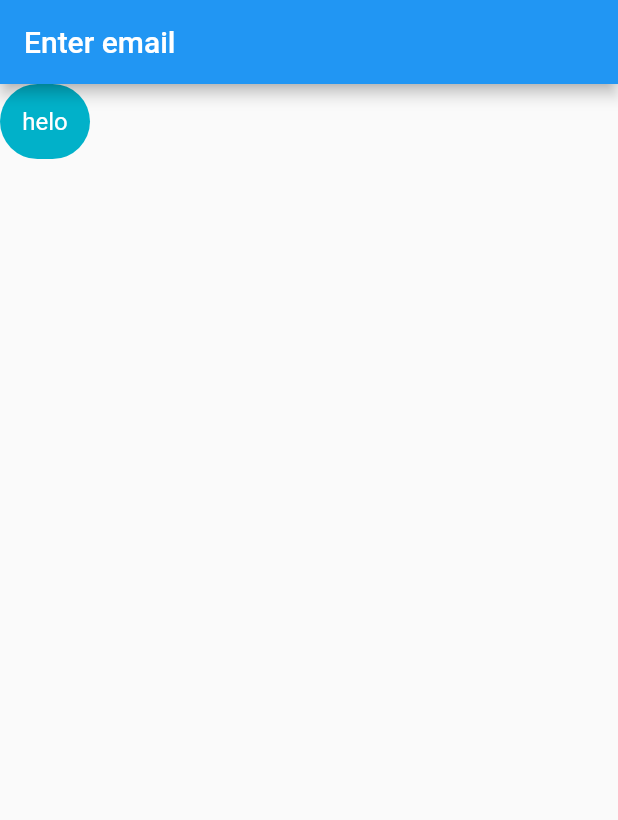
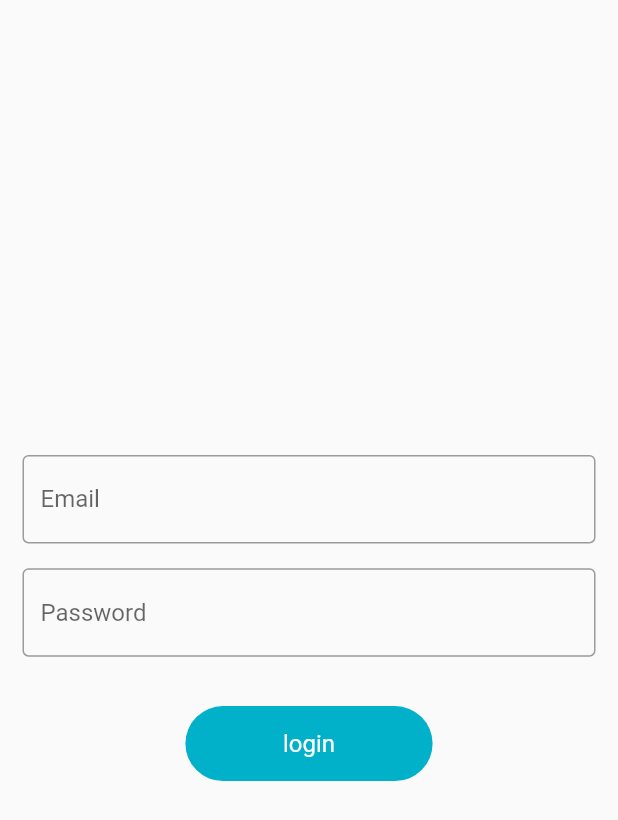
Before and after one commit to ThisIsAnshMalik/mvvm_mvc_with_getx, a Flutter app: the screen it shows after launch, on a phone screen of 412 x 824 dp. Shown: the top 820 px of the screen. Run offline on Flutter 3.47's test engine with Material 2 defaults, Android fonts, the phone set to English and light mode, and no system bars; our stand-ins replace fluttertoast, get.

Commit message:
Login view is done

```diff
--- a/lib/main.dart
+++ b/lib/main.dart
@@ -14,6 +14,7 @@ class MyApp extends StatelessWidget {
   @override
   Widget build(BuildContext context) {
     return GetMaterialApp(
+      debugShowCheckedModeBanner: false,
       translations: Languages(),
       locale: const Locale("en", "US"),
       fallbackLocale: const Locale('en', 'US'),
--- a/lib/res/components/round_button.dart
+++ b/lib/res/components/round_button.dart
@@ -20,13 +20,15 @@ class RoundeButton extends StatelessWidget {
   final Color textColor, buttonColor;
   @override
   Widget build(BuildContext context) {
-    return Container(
+    return InkWell(
+      onTap: onPress,
+      child: Container(
         height: height,
         width: width,
         decoration: BoxDecoration(
             color: buttonColor, borderRadius: BorderRadius.circular(50)),
         child: loading
-          ? Center(
+            ? const Center(
                 child: CircularProgressIndicator(),
               )
             : Center(
@@ -38,6 +40,7 @@ class RoundeButton extends StatelessWidget {
                       .copyWith(color: textColor),
                 ),
               ),
+      ),
     );
   }
 }
--- a/lib/res/getx_localization.dart/languages.dart
+++ b/lib/res/getx_localization.dart/languages.dart
@@ -4,20 +4,25 @@ class Languages extends Translations {
   @override
   Map<String, Map<String, String>> get keys => {
         'en_US': {
-          'email_hint': 'Enter email',
+          'email_hint': 'Email',
+          'password_hint': 'Password',
           'internet_exception':
               'We are unable to show result.\nPlease check yout network conection',
           'general_exception':
               'We are unable to process ur request\nPlease try again',
           'retry': 'Retry',
+          'log_in': 'Login',
+          'sign_up': 'SignUP',
         },
         'hi_ID': {
-          'email_hint': ' ईमेल दर्ज करें ',
+          'email_hint': ' ईमेल',
           'internet_exception':
               'हम परिणाम दिखाने में असमर्थ हैं।\nकृपया अपने नेटवर्क कनेक्शन की जाँच करें',
           'general_exception':
               'हम आपके अनुरोध को संसाधित करने में असमर्थ हैं।\nकृपया पुनः प्रयास करें',
-          'retry': 'पुन: प्रयास करें'
+          'retry': 'पुन: प्रयास करें',
+          'log_in': 'लॉग इन करें',
+          'sign_up': 'साइन अप करें',
         }
       };
 }
--- a/lib/res/routes/routes.dart
+++ b/lib/res/routes/routes.dart
@@ -1,5 +1,6 @@
 import 'package:get/get.dart';
 import 'package:mvvm_mvc_with_getx/res/routes/routes_name.dart';
+import 'package:mvvm_mvc_with_getx/view/login/login_view.dart';
 import 'package:mvvm_mvc_with_getx/view/splash_screen.dart';
 
 class AppRoutes {
@@ -8,6 +9,11 @@ class AppRoutes {
             name: RouteName.splashScreen,
             page: (() => const SplashScreen()),
             transition: Transition.leftToRightWithFade,
+            transitionDuration: const Duration(milliseconds: 250)),
+        GetPage(
+            name: RouteName.loginView,
+            page: (() => const LoginView()),
+            transition: Transition.leftToRightWithFade,
             transitionDuration: const Duration(milliseconds: 250))
       ];
 }
--- a/lib/res/routes/routes_name.dart
+++ b/lib/res/routes/routes_name.dart
@@ -3,5 +3,5 @@ class RouteName {
   static const String splashScreen = '/';
 
   //other routes are declared as below
-  static const String loginScreen = '/login_screen';
+  static const String loginView = '/login_view';
 }
--- /dev/null
+++ b/lib/view/login/login_view.dart
@@ -0,0 +1,78 @@
+import 'package:flutter/material.dart';
+import 'package:get/get.dart';
+import 'package:mvvm_mvc_with_getx/res/components/round_button.dart';
+import 'package:mvvm_mvc_with_getx/utils/utils.dart';
+import 'package:mvvm_mvc_with_getx/view_models/controller/login_view_model.dart';
+
+class LoginView extends StatefulWidget {
+  const LoginView({Key? key}) : super(key: key);
+
+  @override
+  State<LoginView> createState() => _LoginViewState();
+}
+
+class _LoginViewState extends State<LoginView> {
+  final loginVM = Get.put(LoginViewModel());
+  final _formKey = GlobalKey<FormState>();
+  @override
+  Widget build(BuildContext context) {
+    return Scaffold(
+      body: Form(
+        key: _formKey,
+        child: Center(
+          child: Padding(
+            padding: const EdgeInsets.all(15.0),
+            child: Column(
+              mainAxisAlignment: MainAxisAlignment.center,
+              crossAxisAlignment: CrossAxisAlignment.center,
+              children: [
+                TextFormField(
+                  controller: loginVM.emailController.value,
+                  focusNode: loginVM.emailFocusNode.value,
+                  decoration: InputDecoration(
+                      border: const OutlineInputBorder(),
+                      hintText: 'email_hint'.tr),
+                  onFieldSubmitted: (value) {
+                    Utils.fieldFocusChange(
+                        context,
+                        loginVM.emailFocusNode.value,
+                        loginVM.passwordFocusNode.value);
+                  },
+                  validator: (value) {
+                    if (value!.isEmpty) {
+                      Utils.snackBar("error", "Please enter email");
+                    }
+                  },
+                ),
+                SizedBox(
+                  height: Get.height * 0.02,
+                ),
+                TextFormField(
+                  controller: loginVM.passwordController.value,
+                  focusNode: loginVM.passwordFocusNode.value,
+                  decoration: InputDecoration(
+                      border: const OutlineInputBorder(),
+                      hintText: 'password_hint'.tr),
+                  validator: (value) {
+                    if (value!.isEmpty) {
+                      Utils.snackBar("error", "Please enter password");
+                    }
+                  },
+                ),
+                SizedBox(
+                  height: Get.height * 0.04,
+                ),
+                RoundeButton(
+                    width: Get.width * 0.4,
+                    title: "login".tr,
+                    onPress: (() {
+                      if (_formKey.currentState!.validate()) {}
+                    }))
+              ],
+            ),
+          ),
+        ),
+      ),
+    );
+  }
+}
--- /dev/null
+++ b/lib/view_models/controller/login_view_model.dart
@@ -0,0 +1,10 @@
+import 'package:flutter/cupertino.dart';
+import 'package:get/get.dart';
+
+class LoginViewModel extends GetxController {
+  final emailController = TextEditingController().obs;
+  final passwordController = TextEditingController().obs;
+
+  final emailFocusNode = FocusNode().obs;
+  final passwordFocusNode = FocusNode().obs;
+}
--- a/pubspec.yaml
+++ b/pubspec.yaml
@@ -39,7 +39,8 @@ dependencies:
   http: ^0.13.5
   get: ^4.6.5
   shared_preferences: ^2.0.17
-  fluttertoast: ^8.1.3
+  fluttertoast: ^8.2.1
+
 
 dev_dependencies:
   flutter_test:
```
Also changed, not shown: lib/view/splash_screen.dart (+19 -8 lines), lib/view_models/services/splash_services.dart (added, +12 -0 lines), pubspec.lock. Lines whose indentation alone changed are shown as unchanged.
